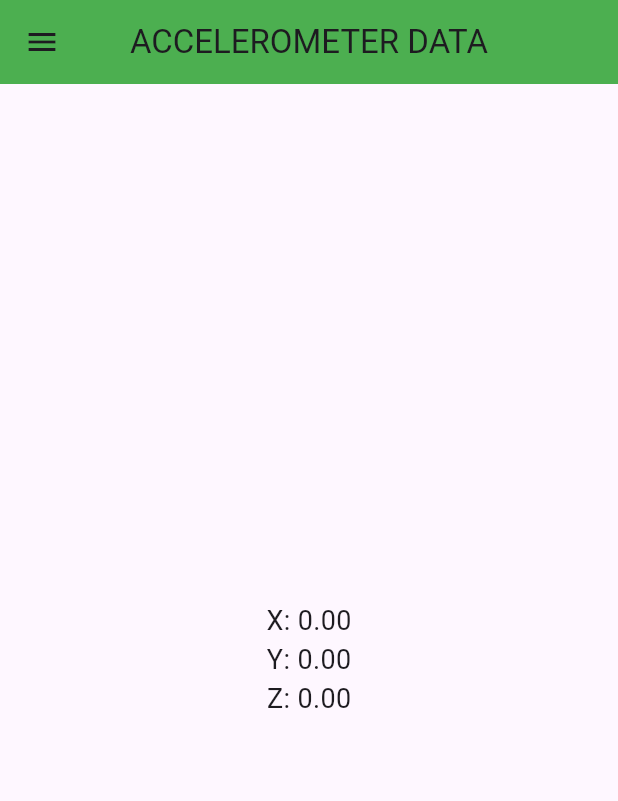
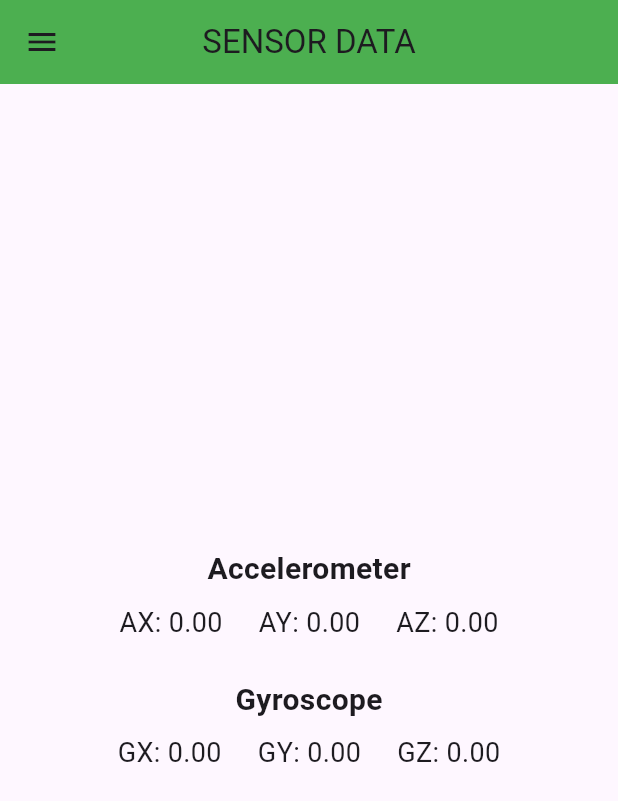
Before and after one commit to AntoineMethot/PFE, a Flutter app: the screen it shows after launch, on a phone screen of 412 x 824 dp. Shown: the top 801 px of the screen. Run offline on Flutter 3.47's test engine with Material 3 defaults, Android fonts, the light colour scheme and no system bars; our stand-ins replace flutter_blue_plus.

Commit message:
feat: add connection to BLE and show data. parse packet and show values on main page

```diff
--- a/lib/main.dart
+++ b/lib/main.dart
@@ -1,5 +1,6 @@
 import 'package:flutter/material.dart';
 import 'find_devices.dart';
+import 'sensor_data.dart';
 
 void main() {
   runApp(const MaterialApp(home: AccelerometerScreen()));
@@ -13,9 +14,38 @@ class AccelerometerScreen extends StatefulWidget {
 }
 
 class _AccelerometerScreenState extends State<AccelerometerScreen> {
-  double x = 0.0;
-  double y = 0.0;
-  double z = 0.0;
+  // accelerometer values
+  double ax = 0.0;
+  double ay = 0.0;
+  double az = 0.0;
+  // gyroscope values
+  double gx = 0.0;
+  double gy = 0.0;
+  double gz = 0.0;
+
+  @override
+  void initState() {
+    super.initState();
+    SensorData.instance.addListener(_onSensorUpdate);
+  }
+
+  void _onSensorUpdate() {
+    final s = SensorData.instance;
+    setState(() {
+      ax = s.ax;
+      ay = s.ay;
+      az = s.az;
+      gx = s.gx;
+      gy = s.gy;
+      gz = s.gz;
+    });
+  }
+
+  @override
+  void dispose() {
+    SensorData.instance.removeListener(_onSensorUpdate);
+    super.dispose();
+  }
 
   // TODO: Add BLE connection and data update logic here
 
@@ -46,31 +76,41 @@ class _AccelerometerScreenState extends State<AccelerometerScreen> {
       appBar: AppBar(
         backgroundColor: Colors.green,
         centerTitle: true,
-        title: const Text('ACCELEROMETER DATA'),
+        title: const Text('SENSOR DATA'),
       ),
       body: Center(
         child: Column(
           mainAxisAlignment: MainAxisAlignment.center,
           children: [
+            const Text('Accelerometer', style: TextStyle(fontSize: 20, fontWeight: FontWeight.bold)),
+            const SizedBox(height: 8),
             Row(
               mainAxisAlignment: MainAxisAlignment.center,
               children: [
-                const Text('X: ', style: TextStyle(fontSize: 18)),
-                Text(x.toStringAsFixed(2), style: const TextStyle(fontSize: 18)),
+                const Text('AX: ', style: TextStyle(fontSize: 18)),
+                Text(ax.toStringAsFixed(2), style: const TextStyle(fontSize: 18)),
+                const SizedBox(width: 24),
+                const Text('AY: ', style: TextStyle(fontSize: 18)),
+                Text(ay.toStringAsFixed(2), style: const TextStyle(fontSize: 18)),
+                const SizedBox(width: 24),
+                const Text('AZ: ', style: TextStyle(fontSize: 18)),
+                Text(az.toStringAsFixed(2), style: const TextStyle(fontSize: 18)),
               ],
             ),
+            const SizedBox(height: 24),
+            const Text('Gyroscope', style: TextStyle(fontSize: 20, fontWeight: FontWeight.bold)),
+            const SizedBox(height: 8),
             Row(
               mainAxisAlignment: MainAxisAlignment.center,
               children: [
-                const Text('Y: ', style: TextStyle(fontSize: 18)),
-                Text(y.toStringAsFixed(2), style: const TextStyle(fontSize: 18)),
-              ],
-            ),
-            Row(
-              mainAxisAlignment: MainAxisAlignment.center,
-              children: [
-                const Text('Z: ', style: TextStyle(fontSize: 18)),
-                Text(z.toStringAsFixed(2), style: const TextStyle(fontSize: 18)),
+                const Text('GX: ', style: TextStyle(fontSize: 18)),
+                Text(gx.toStringAsFixed(2), style: const TextStyle(fontSize: 18)),
+                const SizedBox(width: 24),
+                const Text('GY: ', style: TextStyle(fontSize: 18)),
+                Text(gy.toStringAsFixed(2), style: const TextStyle(fontSize: 18)),
+                const SizedBox(width: 24),
+                const Text('GZ: ', style: TextStyle(fontSize: 18)),
+                Text(gz.toStringAsFixed(2), style: const TextStyle(fontSize: 18)),
               ],
             ),
           ],
--- /dev/null
+++ b/lib/sensor_data.dart
@@ -0,0 +1,49 @@
+import 'package:flutter/foundation.dart';
+
+class SensorData extends ChangeNotifier {
+  SensorData._privateConstructor();
+  static final SensorData instance = SensorData._privateConstructor();
+
+  int sequence = 0;
+  double ax = 0.0;
+  double ay = 0.0;
+  double az = 0.0;
+  double gx = 0.0;
+  double gy = 0.0;
+  double gz = 0.0;
+
+  // Scale applied to raw int16 values (adjust as needed)
+  static const double _scale = 100.0;
+
+  /// Parse a 14-byte packet: [seq(2), ax(2), ay(2), az(2), gx(2), gy(2), gz(2)]
+  void updateFromBytes(List<int> bytes) {
+    if (bytes.length < 14) return;
+    int seq = _toUint16(bytes, 0);
+    int rawAx = _toInt16(bytes, 2);
+    int rawAy = _toInt16(bytes, 4);
+    int rawAz = _toInt16(bytes, 6);
+    int rawGx = _toInt16(bytes, 8);
+    int rawGy = _toInt16(bytes, 10);
+    int rawGz = _toInt16(bytes, 12);
+
+    sequence = seq;
+    ax = rawAx / _scale;
+    ay = rawAy / _scale;
+    az = rawAz / _scale;
+    gx = rawGx / _scale;
+    gy = rawGy / _scale;
+    gz = rawGz / _scale;
+
+    notifyListeners();
+  }
+
+  static int _toUint16(List<int> b, int offset) {
+    return (b[offset] & 0xff) | ((b[offset + 1] & 0xff) << 8);
+  }
+
+  static int _toInt16(List<int> b, int offset) {
+    int v = _toUint16(b, offset);
+    if (v & 0x8000 != 0) v = v - 0x10000;
+    return v;
+  }
+}
```
Also changed, not shown: lib/find_devices.dart (+23 -3 lines).
